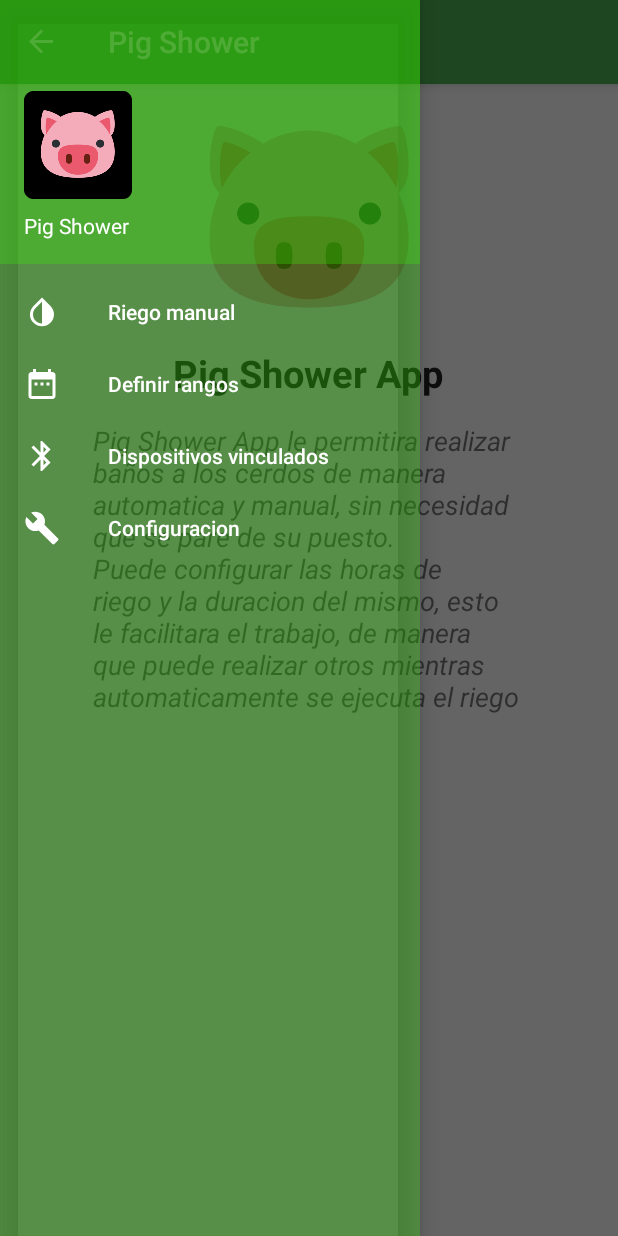
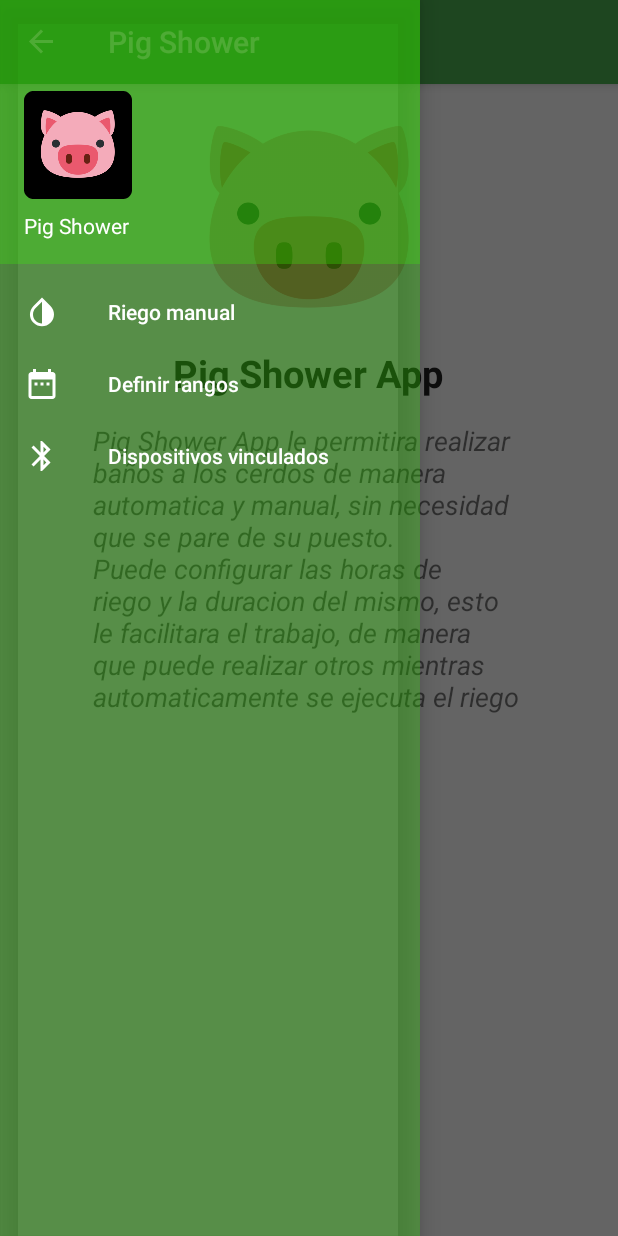
Before and after one commit to GeekGianca/RiegoAppArduino, an Android app: the screen it shows after launch (MainActivity), with the side drawer open, on a phone screen of 412 x 824 dp. Run offline under Robolectric (Android 15) with nearby library versions, the light colour scheme and no system bars; libraries missing offline, so code that uses them is left out: com.readystatesoftware.sqliteasset; 14 statements that could not run were skipped.

Commit message:
Last update

```diff
--- a/app/src/main/java/com/geekprogrammer/riegoapp/MainActivity.java
+++ b/app/src/main/java/com/geekprogrammer/riegoapp/MainActivity.java
@@ -207,8 +207,6 @@ public class MainActivity extends AppCompatActivity
         } else if (id == R.id.nav_dispositivos) {
             startActivity(new Intent(MainActivity.this, PairedActivity.class));
             finish();
-        } else if (id == R.id.nav_configuracion) {
-
         }
         DrawerLayout drawer = (DrawerLayout) findViewById(R.id.drawer_layout);
         drawer.closeDrawer(GravityCompat.START);
--- a/app/src/main/java/com/geekprogrammer/riegoapp/Services/IrrigationServiceForeground.java
+++ b/app/src/main/java/com/geekprogrammer/riegoapp/Services/IrrigationServiceForeground.java
@@ -11,8 +11,6 @@ import android.util.Log;
 import com.geekprogrammer.riegoapp.Helper.NotificationHelper;
 
 public class IrrigationServiceForeground extends Service {
-
-    private NotificationHelper nHelper;
 
     public IrrigationServiceForeground() {
     }
--- a/app/src/main/res/menu/activity_main_drawer.xml
+++ b/app/src/main/res/menu/activity_main_drawer.xml
@@ -16,10 +16,6 @@
             android:id="@+id/nav_dispositivos"
             android:icon="@drawable/ic_bluetooth"
             android:title="Dispositivos vinculados" />
-        <item
-            android:id="@+id/nav_configuracion"
-            android:icon="@drawable/ic_menu_manage"
-            android:title="Configuracion" />
     </group>
 
 </menu>
```
Also changed, not shown: app/src/main/java/com/geekprogrammer/riegoapp/Services/AutomaticIrrigationReceiver.java (+0 -20 lines).
